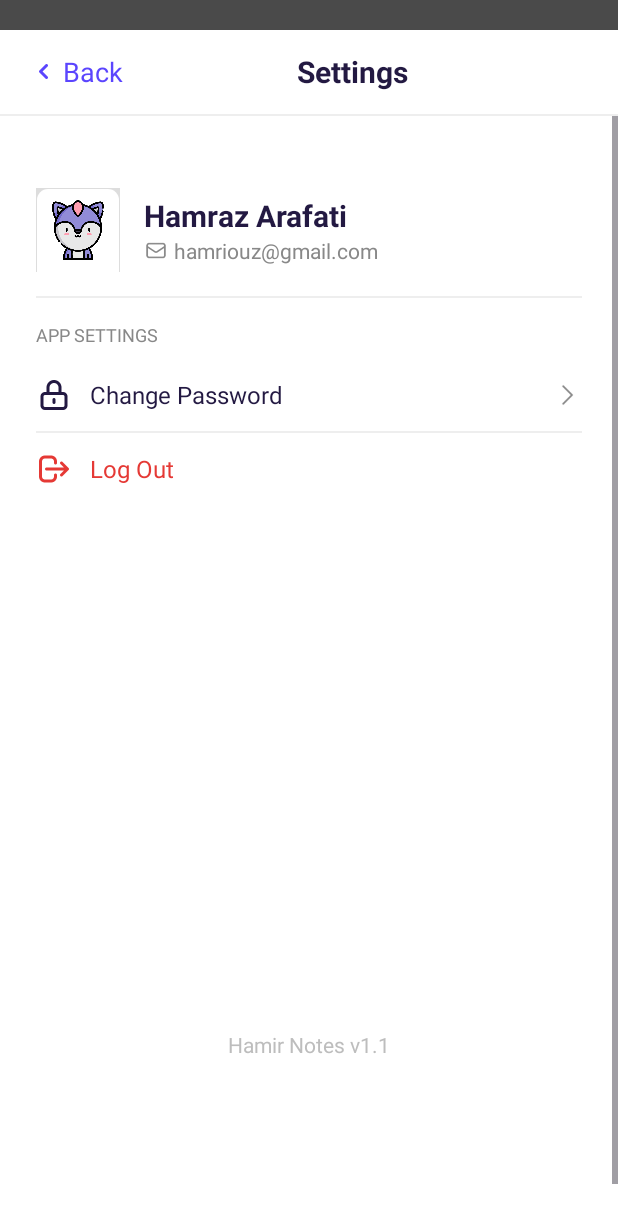
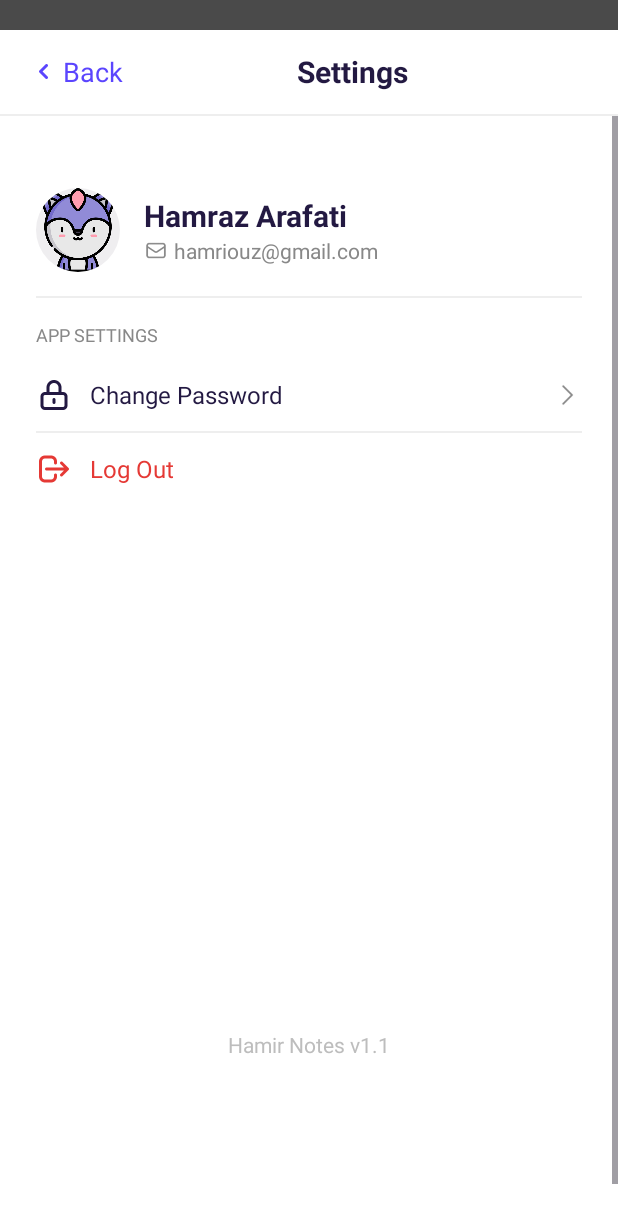
Before and after one commit to hamriouz/SimpleNote, an Android app: the SettingsFragment screen opened through its navigation route, on a phone screen of 412 x 824 dp. Shown: the top 1223 px of the screen. Run offline under Robolectric (Android 15) with nearby library versions, the phone set to English and light mode, and no system bars; our stand-ins replace Room's generated code, navigation-ui; 8 statements that could not run were skipped.

Commit message:
feat: add delete validation.

```diff
--- a/app/src/main/res/drawable/edittext_rect.xml
+++ b/app/src/main/res/drawable/edittext_rect.xml
@@ -1,40 +1,7 @@
 <?xml version="1.0" encoding="utf-8"?>
-<layer-list xmlns:android="http://schemas.android.com/apk/res/android">
-    <!-- Background -->
-    <item>
-        <shape android:shape="rectangle">
-            <solid android:color="@android:color/white"/>
-            <corners android:radius="8dp"/>
-        </shape>
-    </item>
+<shape xmlns:android="http://schemas.android.com/apk/res/android">
 
-    <!-- Top border -->
-    <item android:top="0dp" android:left="0dp" android:right="0dp" android:bottom="1dp">
-        <shape android:shape="rectangle">
-            <solid android:color="#DDDDDD"/>
-        </shape>
-    </item>
+    <solid android:color="#EFEEF0" />
+    <corners android:radius="8dp" />
 
-    <!-- Left border -->
-    <item android:top="1dp" android:left="0dp" android:right="1dp" android:bottom="0dp">
-        <shape android:shape="rectangle">
-            <solid android:color="#DDDDDD"/>
-        </shape>
-    </item>
-
-    <!-- Right border -->
-    <item android:top="1dp" android:left="1dp" android:right="0dp" android:bottom="0dp">
-        <shape android:shape="rectangle">
-            <solid android:color="#DDDDDD"/>
-        </shape>
-    </item>
-
-    <!-- Inner content area -->
-    <item android:top="1dp" android:left="1dp" android:right="1dp" android:bottom="0dp">
-        <shape android:shape="rectangle">
-            <solid android:color="@android:color/white"/>
-            <corners android:topLeftRadius="7dp" android:topRightRadius="7dp" android:bottomLeftRadius="0dp" android:bottomRightRadius="0dp"/>
-            <padding android:left="12dp" android:top="8dp" android:right="12dp" android:bottom="8dp"/>
-        </shape>
-    </item>
-</layer-list>
+</shape>
--- a/app/src/main/res/layout/fragment_first.xml
+++ b/app/src/main/res/layout/fragment_first.xml
@@ -12,7 +12,6 @@
         android:layout_width="0dp"
         android:layout_height="wrap_content"
         android:layout_margin="16dp"
-        android:background="@drawable/edittext_rect"
         android:orientation="horizontal"
         android:padding="12dp"
         android:visibility="gone"
@@ -25,6 +24,7 @@
             android:layout_height="20dp"
             android:layout_gravity="center_vertical"
             android:layout_marginEnd="8dp"
+            android:contentDescription="@string/search_image"
             android:src="@android:drawable/ic_menu_search"
             app:tint="#888888" />
 
@@ -32,7 +32,7 @@
             android:id="@+id/searchView"
             android:layout_width="match_parent"
             android:layout_height="wrap_content"
-            android:background="@android:color/transparent"
+            android:background="@drawable/edittext_rect"
             app:iconifiedByDefault="false"
             app:queryHint="Search..."
             app:searchIcon="@null" />
@@ -44,7 +44,7 @@
         android:layout_width="wrap_content"
         android:layout_height="wrap_content"
         android:layout_marginTop="16dp"
-        android:text="Notes"
+        android:text="@string/notes"
         android:textColor="#231942"
         android:textSize="20sp"
         android:textStyle="bold"
--- a/app/src/main/res/layout/fragment_settings.xml
+++ b/app/src/main/res/layout/fragment_settings.xml
@@ -12,15 +12,15 @@
         android:id="@+id/topBar"
         android:layout_width="match_parent"
         android:layout_height="56dp"
+        android:layout_marginTop="20dp"
+        android:background="@android:color/white"
+        android:gravity="center_vertical"
         android:orientation="horizontal"
-        android:gravity="center_vertical"
-        android:background="@android:color/white"
-        android:layout_marginTop="20dp"
         android:paddingStart="24dp"
         android:paddingEnd="24dp"
-        app:layout_constraintTop_toTopOf="parent"
+        app:layout_constraintEnd_toEndOf="parent"
         app:layout_constraintStart_toStartOf="parent"
-        app:layout_constraintEnd_toEndOf="parent">
+        app:layout_constraintTop_toTopOf="parent">
 
         <ImageView
             android:id="@+id/backButton"
@@ -33,11 +33,11 @@
             android:id="@+id/backText"
             android:layout_width="wrap_content"
             android:layout_height="wrap_content"
+            android:layout_marginStart="8dp"
+            android:gravity="center_vertical"
             android:text="Back"
             android:textColor="#5B45FE"
-                android:textSize="18sp"
-                android:layout_marginStart="8dp"
-                android:gravity="center_vertical" />
+            android:textSize="18sp" />
 
         <View
             android:layout_width="0dp"
@@ -67,25 +67,25 @@
         android:layout_width="0dp"
         android:layout_height="1dp"
         android:background="#EEEEEE"
-        app:layout_constraintTop_toBottomOf="@id/topBar"
+        app:layout_constraintEnd_toEndOf="parent"
         app:layout_constraintStart_toStartOf="parent"
-        app:layout_constraintEnd_toEndOf="parent" />
+        app:layout_constraintTop_toBottomOf="@id/topBar" />
 
     <!-- Content ScrollView -->
     <ScrollView
         android:layout_width="0dp"
         android:layout_height="0dp"
-        app:layout_constraintTop_toBottomOf="@id/topDivider"
         app:layout_constraintBottom_toBottomOf="parent"
+        app:layout_constraintEnd_toEndOf="parent"
         app:layout_constraintStart_toStartOf="parent"
-        app:layout_constraintEnd_toEndOf="parent">
+        app:layout_constraintTop_toBottomOf="@id/topDivider">
 
         <LinearLayout
             android:layout_width="match_parent"
             android:layout_height="wrap_content"
+            android:background="@android:color/white"
             android:orientation="vertical"
-            android:padding="24dp"
-            android:background="@android:color/white">
+            android:padding="24dp">
 
             <!-- Add spacing below the divider -->
             <Space
@@ -96,18 +96,19 @@
             <LinearLayout
                 android:layout_width="match_parent"
                 android:layout_height="wrap_content"
+                android:background="@android:color/white"
                 android:gravity="center_vertical"
-                android:orientation="horizontal"
-                android:background="@android:color/white">
+                android:orientation="horizontal">
 
-            <ImageView
+                <com.google.android.material.imageview.ShapeableImageView
                     android:id="@+id/profileImage"
                     android:layout_width="56dp"
                     android:layout_height="56dp"
                     android:layout_marginEnd="16dp"
                     android:background="@drawable/edittext_rect"
                     android:scaleType="centerCrop"
-                android:src="@drawable/image_1" />
+                    android:src="@drawable/image_1"
+                    app:shapeAppearance="@style/circleImageView" />
 
                 <LinearLayout
                     android:layout_width="0dp"
@@ -167,10 +168,10 @@
                 android:id="@+id/changePasswordRow"
                 android:layout_width="match_parent"
                 android:layout_height="wrap_content"
+                android:background="@android:color/white"
                 android:gravity="center_vertical"
                 android:orientation="horizontal"
-            android:paddingVertical="12dp"
-            android:background="@android:color/white">
+                android:paddingVertical="12dp">
 
                 <ImageView
                     android:layout_width="24dp"
@@ -203,10 +204,10 @@
                 android:id="@+id/logoutRow"
                 android:layout_width="match_parent"
                 android:layout_height="wrap_content"
+                android:background="@android:color/white"
                 android:gravity="center_vertical"
                 android:orientation="horizontal"
-            android:paddingVertical="12dp"
-            android:background="@android:color/white">
+                android:paddingVertical="12dp">
 
                 <ImageView
                     android:layout_width="24dp"
@@ -233,6 +234,7 @@
                 android:text="Hamir Notes v1.1"
                 android:textColor="#BDBDBD"
                 android:textSize="14sp" />
+
             <Space
                 android:layout_width="match_parent"
                 android:layout_height="32dp" />
--- a/app/src/main/res/navigation/nav_graph.xml
+++ b/app/src/main/res/navigation/nav_graph.xml
@@ -23,7 +23,16 @@
         <action
             android:id="@+id/action_noteEditorFragment_to_FirstFragment"
             app:destination="@id/FirstFragment" />
+
+        <action
+            android:id="@+id/noteEditorFragment_delete_dialog"
+            app:destination="@id/delete_dialog" />
+
     </fragment>
+    <dialog
+        android:id="@+id/delete_dialog"
+        android:name="com.example.simplenote.bottomsheet.DeleteBottomSheet"
+        android:label="DeleteBottomSheet" />
     <action
         android:id="@+id/action_firstFragment_to_noteEditorFragment"
         app:destination="@id/noteEditorFragment" />
--- a/app/src/main/res/values/themes.xml
+++ b/app/src/main/res/values/themes.xml
@@ -12,4 +12,9 @@
         <item name="cornerFamily">rounded</item>
         <item name="cornerSize">50%</item>
     </style>
+
+    <style name="circleImageView" parent="">
+        <item name="cornerFamily">rounded</item>
+        <item name="cornerSize">50%</item>
+    </style>
 </resources>
```
Also changed, not shown: app/src/main/java/com/example/simplenote/NoteEditorFragment.kt (+24 -9 lines), app/src/main/java/com/example/simplenote/bottomsheet/DeleteBottomSheet.kt (added, +43 -0 lines), app/src/main/res/layout/dialog_delete_note.xml (added, +67 -0 lines), app/src/main/res/values/strings.xml (+11 -0 lines). Lines whose indentation alone changed are shown as unchanged.
